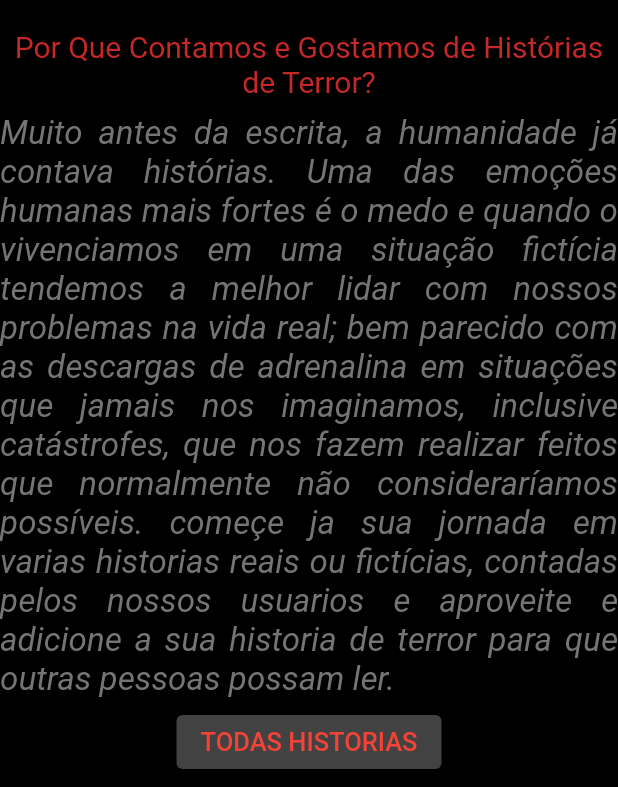
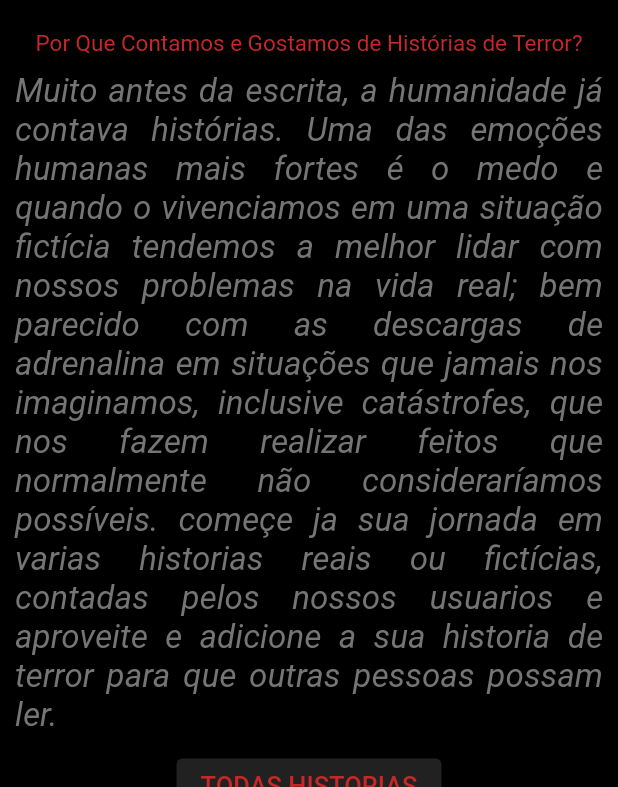
Before and after one commit to JhonatanAzevedo/projeto_app_dark_history, a Flutter app: the screen it shows after launch, on a phone screen of 412 x 824 dp, the part 449-1236 px from its top. Run offline on Flutter 3.47's test engine with Material 2 defaults, Android fonts, the phone set to English and light mode, and no system bars; our stand-ins replace dio, google_fonts; Roboto replaces fonts that are missing (Eater, Smythe).

Commit message:
atualizaçao

```diff
--- a/lib/App/app_widget.dart
+++ b/lib/App/app_widget.dart
@@ -15,9 +15,11 @@
       theme: ThemeData(
         primaryColor: Colors.black,
         elevatedButtonTheme: ElevatedButtonThemeData(
-          style: TextButton.styleFrom(backgroundColor: Colors.grey[800]),
+          style: TextButton.styleFrom(backgroundColor: Colors.grey[900]),
         ),
+
       ),
+
       initialRoute: '/',
       routes: {
         '/': (context) => HomePage(),
--- a/lib/App/home_page.dart
+++ b/lib/App/home_page.dart
@@ -12,6 +12,8 @@
   Widget _bory() {
     return SingleChildScrollView(
       child: Column(
+        mainAxisAlignment: MainAxisAlignment.center,
+        crossAxisAlignment: CrossAxisAlignment.center,
         children: [
           //imagem da logo
           Image.asset(
@@ -22,13 +24,14 @@
           Text(
             "Por Que Contamos e Gostamos de Histórias de Terror?",
             style: GoogleFonts.eater(
-              textStyle: TextStyle(color: Colors.red[800], fontSize: 20),
+              textStyle: TextStyle(color: Colors.red[800], fontSize: 15),
             ),
             textAlign: TextAlign.center,
           ),
           Padding(
-            //padding: EdgeInsets.only(left: 0.0, right: 0.0, top: 0.5, bottom: 20)
-            padding: EdgeInsets.only( top: 10, bottom: 5),
+           // padding: EdgeInsets.only( top: 10, bottom: 5),
+           padding: EdgeInsets.all(10),
+
             child: Text(
                 "Muito antes da escrita, a humanidade já contava histórias. "
                 "Uma das emoções humanas mais fortes é o medo e quando o vivenciamos em uma situação fictícia "
@@ -58,7 +61,7 @@
                 style: GoogleFonts.eater(
                     textStyle: TextStyle(
                   fontSize: 17,
-                  color: Colors.red[500],
+                  color: Colors.red[800],
                 ),),
                 textAlign: TextAlign.center,
               ),
@@ -72,6 +75,7 @@
   @override
   Widget build(BuildContext context) {
     return Scaffold(
+
       appBar: AppBar(
         title: Text(
           'Dark Historys',
@@ -83,7 +87,8 @@
           ),
         ),
       ),
-      body: Stack(children: [
+      body: Stack(
+        children: [
         Container(
           color: Colors.black,
         ),
```
Also changed, not shown: lib/App/add_historys.dart (+7 -2 lines), lib/App/list_history.dart (+20 -10 lines).
